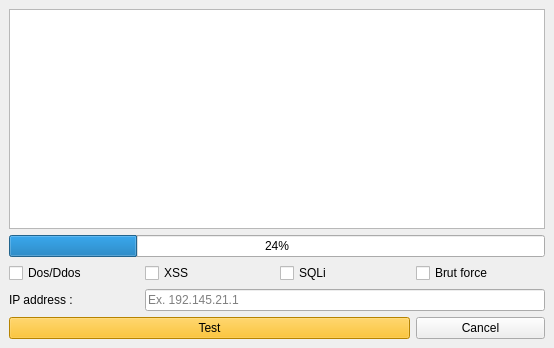
First picture: the form in page_principale.ui, repository moh2a/vulnerabilities-scanner, before the edit.
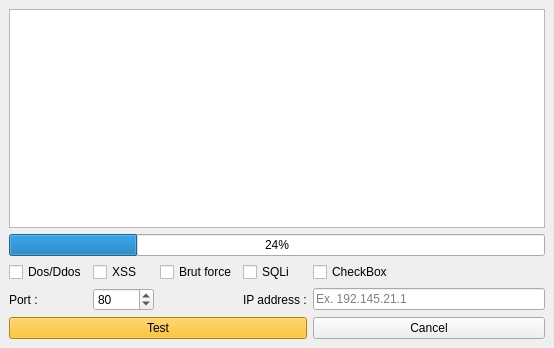
Second picture: the form after the edit.

Commit message: Listing des pages selon l'adresse ip et le port

Patch:
```diff
--- a/page_principale.ui
+++ b/page_principale.ui
@@ -20,59 +20,31 @@
    <layout class="QVBoxLayout" name="verticalLayout">
     <item>
      <layout class="QGridLayout" name="gridLayout_2" rowstretch="0,0,0,0,0">
-      <item row="2" column="2">
-       <widget class="QCheckBox" name="checkBox_3">
-        <property name="text">
-         <string>SQLi</string>
-        </property>
-       </widget>
-      </item>
-      <item row="2" column="1">
-       <widget class="QCheckBox" name="checkBox_2">
-        <property name="text">
-         <string>XSS</string>
-        </property>
-       </widget>
-      </item>
-      <item row="2" column="0">
-       <widget class="QCheckBox" name="checkBox">
-        <property name="text">
-         <string>Dos/Ddos</string>
-        </property>
-       </widget>
-      </item>
-      <item row="3" column="0">
-       <widget class="QLabel" name="label">
-        <property name="text">
-         <string>IP address :</string>
-        </property>
-       </widget>
-      </item>
-      <item row="2" column="3">
-       <widget class="QCheckBox" name="checkBox_4">
-        <property name="text">
-         <string>Brut force</string>
-        </property>
-       </widget>
-      </item>
-      <item row="0" column="0" colspan="4">
-       <widget class="QTextBrowser" name="displayOutput"/>
-      </item>
-      <item row="1" column="0" colspan="4">
+      <item row="1" column="0" colspan="5">
        <widget class="QProgressBar" name="progressBar">
         <property name="value">
          <number>24</number>
         </property>
        </widget>
       </item>
-      <item row="4" column="3">
+      <item row="0" column="0" colspan="5">
+       <widget class="QTextBrowser" name="displayOutput"/>
+      </item>
+      <item row="4" column="4">
        <widget class="QPushButton" name="cancelButton">
         <property name="text">
          <string>Cancel</string>
         </property>
        </widget>
       </item>
-      <item row="4" column="0" colspan="3">
+      <item row="2" column="1">
+       <widget class="QCheckBox" name="checkBoxXSS">
+        <property name="text">
+         <string>XSS</string>
+        </property>
+       </widget>
+      </item>
+      <item row="4" column="0" colspan="4">
        <widget class="QPushButton" name="testButton">
         <property name="styleSheet">
          <string notr="true">background-color: rgb(255, 183, 0);</string>
@@ -82,7 +54,14 @@
         </property>
        </widget>
       </item>
-      <item row="3" column="1" colspan="3">
+      <item row="3" column="3">
+       <widget class="QLabel" name="labelIP">
+        <property name="text">
+         <string>IP address :</string>
+        </property>
+       </widget>
+      </item>
+      <item row="3" column="4">
        <widget class="QLineEdit" name="ipInput">
         <property name="toolTip">
          <string/>
@@ -104,6 +83,54 @@
         </property>
        </widget>
       </item>
+      <item row="2" column="0">
+       <widget class="QCheckBox" name="checkBoxDDOS">
+        <property name="text">
+         <string>Dos/Ddos</string>
+        </property>
+       </widget>
+      </item>
+      <item row="3" column="0">
+       <widget class="QLabel" name="labelPort">
+        <property name="text">
+         <string>Port : </string>
+        </property>
+       </widget>
+      </item>
+      <item row="3" column="1">
+       <widget class="QSpinBox" name="portInput">
+        <property name="minimum">
+         <number>0</number>
+        </property>
+        <property name="maximum">
+         <number>65535</number>
+        </property>
+        <property name="value">
+         <number>80</number>
+        </property>
+       </widget>
+      </item>
+      <item row="2" column="3">
+       <widget class="QCheckBox" name="checkBoxSQLi">
+        <property name="text">
+         <string>SQLi</string>
+        </property>
+       </widget>
+      </item>
+      <item row="2" column="4">
+       <widget class="QCheckBox" name="checkBox">
+        <property name="text">
+         <string>CheckBox</string>
+        </property>
+       </widget>
+      </item>
+      <item row="2" column="2">
+       <widget class="QCheckBox" name="checkBoxBF">
+        <property name="text">
+         <string>Brut force</string>
+        </property>
+       </widget>
+      </item>
      </layout>
     </item>
    </layout>
```
The commit also changes 8 other files.
